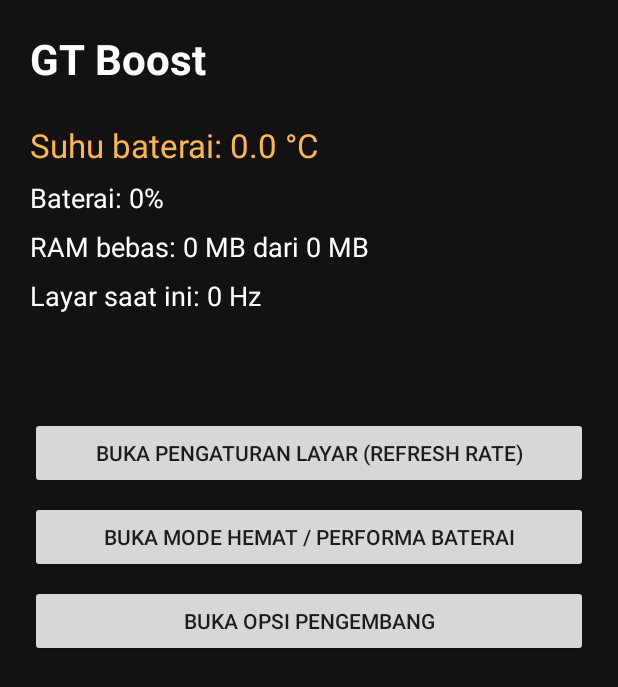
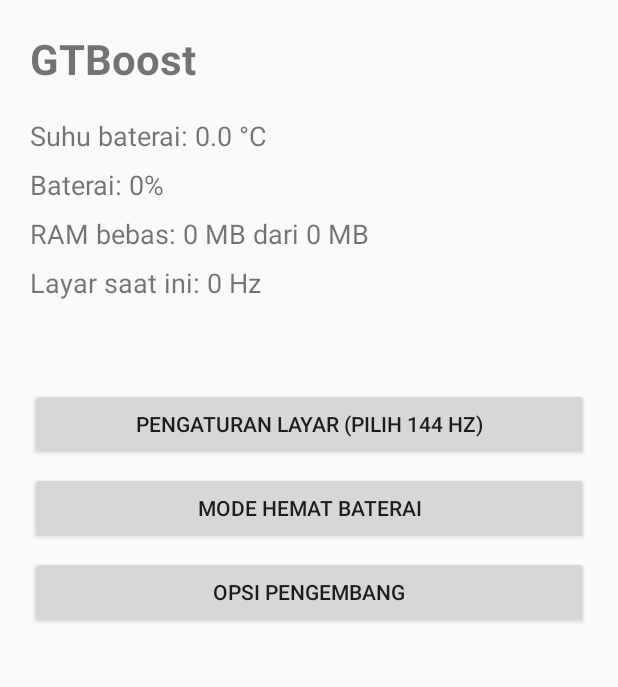
Before and after one commit to alzikri240923-ops/Antilag, an Android app: the screen it shows after launch (MainActivity), on a phone screen of 412 x 824 dp. Shown: the top 687 px of the screen. Run offline under Robolectric (Android 15) with nearby library versions, the phone set to English and light mode, and no system bars; 1 statement that could not run was skipped.

Commit message:
Tahap 1: GTBoost

```diff
--- a/app/src/main/AndroidManifest.xml
+++ b/app/src/main/AndroidManifest.xml
@@ -2,7 +2,7 @@
 <manifest xmlns:android="http://schemas.android.com/apk/res/android">
 
     <application
-        android:label="GT Boost"
+        android:label="GTBoost"
         android:theme="@style/Theme.AppCompat.DayNight.NoActionBar">
         <activity
             android:name=".MainActivity"
--- a/app/src/main/res/layout/activity_main.xml
+++ b/app/src/main/res/layout/activity_main.xml
@@ -1,8 +1,7 @@
 <?xml version="1.0" encoding="utf-8"?>
 <ScrollView xmlns:android="http://schemas.android.com/apk/res/android"
     android:layout_width="match_parent"
-    android:layout_height="match_parent"
-    android:background="#121212">
+    android:layout_height="match_parent">
 
     <LinearLayout
         android:layout_width="match_parent"
@@ -11,79 +10,69 @@
         android:padding="20dp">
 
         <TextView
-            android:layout_width="match_parent"
+            android:layout_width="wrap_content"
             android:layout_height="wrap_content"
-            android:text="GT Boost"
-            android:textColor="#FFFFFF"
+            android:text="GTBoost"
             android:textSize="28sp"
             android:textStyle="bold" />
 
         <TextView
             android:id="@+id/tvSuhu"
-            android:layout_width="match_parent"
+            android:layout_width="wrap_content"
             android:layout_height="wrap_content"
-            android:layout_marginTop="24dp"
-            android:text="Suhu baterai: -"
-            android:textColor="#FFB74D"
-            android:textSize="22sp" />
+            android:layout_marginTop="20dp"
+            android:textSize="18sp" />
 
         <TextView
             android:id="@+id/tvBaterai"
-            android:layout_width="match_parent"
+            android:layout_width="wrap_content"
             android:layout_height="wrap_content"
             android:layout_marginTop="8dp"
-            android:text="Baterai: -"
-            android:textColor="#FFFFFF"
             android:textSize="18sp" />
 
         <TextView
             android:id="@+id/tvRam"
-            android:layout_width="match_parent"
+            android:layout_width="wrap_content"
             android:layout_height="wrap_content"
             android:layout_marginTop="8dp"
-            android:text="RAM: -"
-            android:textColor="#FFFFFF"
             android:textSize="18sp" />
 
         <TextView
             android:id="@+id/tvLayar"
-            android:layout_width="match_parent"
+            android:layout_width="wrap_content"
             android:layout_height="wrap_content"
             android:layout_marginTop="8dp"
-            android:text="Layar: -"
-            android:textColor="#FFFFFF"
             android:textSize="18sp" />
 
         <TextView
             android:id="@+id/tvPeringatan"
-            android:layout_width="match_parent"
+            android:layout_width="wrap_content"
             android:layout_height="wrap_content"
-            android:layout_marginTop="16dp"
-            android:text=""
-            android:textColor="#FF5252"
-            android:textSize="18sp"
+            android:layout_marginTop="12dp"
+            android:textColor="#D32F2F"
+            android:textSize="16sp"
             android:textStyle="bold" />
 
         <Button
             android:id="@+id/btnLayar"
             android:layout_width="match_parent"
             android:layout_height="wrap_content"
-            android:layout_marginTop="28dp"
-            android:text="Buka pengaturan layar (refresh rate)" />
+            android:layout_marginTop="24dp"
+            android:text="Pengaturan layar (pilih 144 Hz)" />
 
         <Button
             android:id="@+id/btnBaterai"
             android:layout_width="match_parent"
             android:layout_height="wrap_content"
             android:layout_marginTop="8dp"
-            android:text="Buka mode hemat / performa baterai" />
+            android:text="Mode hemat baterai" />
 
         <Button
             android:id="@+id/btnDev"
             android:layout_width="match_parent"
             android:layout_height="wrap_content"
             android:layout_marginTop="8dp"
-            android:text="Buka opsi pengembang" />
+            android:text="Opsi pengembang" />
 
     </LinearLayout>
 </ScrollView>
```
